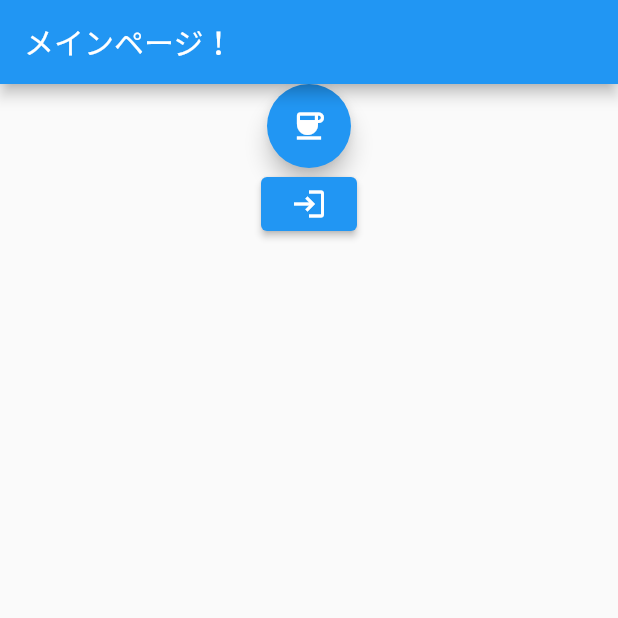
After one commit to tsuyohase/PIS-Group3, a Flutter app: the screen it shows after launch, on a phone screen of 412 x 824 dp, the top half of it. The commit adds this screen. Run offline on Flutter 3.47's test engine with Material 2 defaults, Android fonts, the phone set to English and light mode, and no system bars; our stand-ins replace dio, firebase_auth, firebase_core, flutter_riverpod, freezed_annotation; accounts and stored records are empty.

Commit message:
set mainpage

```diff
--- a/lib/main.dart
+++ b/lib/main.dart
@@ -1,10 +1,10 @@
 import 'package:flutter/material.dart';
 import 'package:firebase_core/firebase_core.dart';
 import 'firebase_options.dart';
-import 'screen/home.dart';
 import 'package:flutter_riverpod/flutter_riverpod.dart';
-import 'package:parking_app/screen_model/home_provider.dart';
-import 'package:parking_app/model/coffee.dart';
+import 'package:parking_app/screen/homePage.dart';
+import 'package:parking_app/screen/coffeePage.dart';
+import 'package:parking_app/screen/loginPage.dart';
 
 void main() async {
   runApp(ProviderScope(child: MyApp()));
@@ -28,7 +28,12 @@ class MyApp extends ConsumerWidget {
       theme: ThemeData(
         primarySwatch: Colors.blue,
       ),
-      home: MyHomePage(),
+      home: HomePage(),
+      routes: <String, WidgetBuilder>{
+        '/home': (BuildContext context) => new HomePage(),
+        '/coffee': (BuildContext context) => new CoffeePage(),
+        '/login': (BuildContext context) => new LoginPage()
+      },
     );
   }
 }
--- /dev/null
+++ b/lib/screen/homePage.dart
@@ -0,0 +1,30 @@
+import 'package:flutter/material.dart';
+import 'loginPage.dart';
+
+import 'package:flutter_riverpod/flutter_riverpod.dart';
+
+import 'package:parking_app/screen/coffeePage.dart';
+
+class HomePage extends ConsumerWidget {
+  @override
+  Widget build(BuildContext context, WidgetRef ref) {
+    return Scaffold(
+        appBar: new AppBar(
+          title: new Text('メインページ！'),
+        ),
+        body: Center(
+          child: Column(children: [
+            FloatingActionButton(
+                child: Icon(Icons.coffee),
+                onPressed: () {
+                  Navigator.of(context).pushNamed("/coffee");
+                }),
+            ElevatedButton(
+                child: Icon(Icons.login),
+                onPressed: () {
+                  Navigator.of(context).pushNamed("/login");
+                }),
+          ]),
+        ));
+  }
+}
--- a/lib/screen/loginPage.dart
+++ b/lib/screen/loginPage.dart
@@ -46,6 +46,9 @@ class _LoginPageState extends State<LoginPage> {
   @override
   Widget build(BuildContext context) {
     return Scaffold(
+      appBar: new AppBar(
+        title: new Text('ログインページ！'),
+      ),
       body: Column(children: [
         /// メールアドレス入力
         TextField(
--- a/lib/screen_model/home_provider.dart
+++ b/lib/screen_model/coffee_provider.dart
@@ -1,3 +1,4 @@
+
 import 'package:parking_app/model/coffee.dart';
 import 'package:parking_app/repository/coffee_repository.dart';
 import 'package:flutter_riverpod/flutter_riverpod.dart';
```
Also changed, not shown: lib/screen/coffeePage.dart (added, +58 -0 lines), lib/screen/home.dart (deleted, +0 -60 lines).
